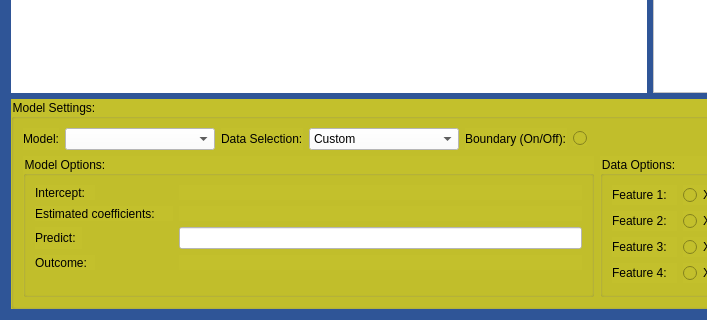
codingWithAndy/Thesis_Project, file Additional Content/QT Designer Screens/freeplayscreenupdatev2(linreg-features).ui: the form before one commit; both pictures show x 0 to 707 and y 450 to 770 of the 1300 by 770 pixel window.
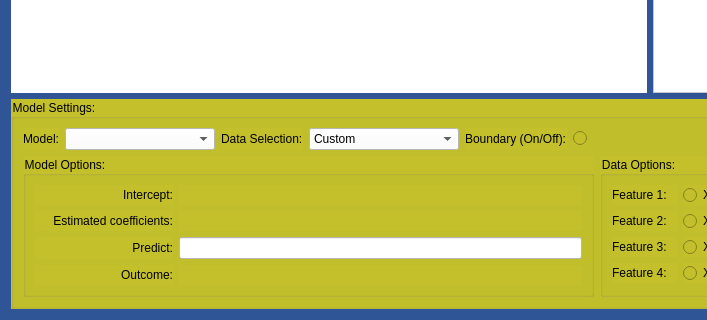
The form after the commit. Icons and pictures are not drawn.

The edit to the form file:
```diff
--- a/Additional Content/QT Designer Screens/freeplayscreenupdatev2(linreg-features).ui
+++ b/Additional Content/QT Designer Screens/freeplayscreenupdatev2(linreg-features).ui
@@ -382,7 +382,7 @@
               </property>
               <layout class="QHBoxLayout" name="horizontalLayout_4">
                <item>
-                <layout class="QFormLayout" name="formLayout_4">
+                <layout class="QGridLayout" name="gridLayout_2">
                  <item row="0" column="0">
                   <widget class="QLabel" name="interceptLabel">
                    <property name="minimumSize">
@@ -400,6 +400,9 @@
                    <property name="text">
                     <string>Intercept:</string>
                    </property>
+                   <property name="alignment">
+                    <set>Qt::AlignRight|Qt::AlignTrailing|Qt::AlignVCenter</set>
+                   </property>
                   </widget>
                  </item>
                  <item row="0" column="1">
@@ -435,6 +438,25 @@
                    <property name="text">
                     <string>Estimated coefficients:</string>
                    </property>
+                   <property name="alignment">
+                    <set>Qt::AlignRight|Qt::AlignTrailing|Qt::AlignVCenter</set>
+                   </property>
+                  </widget>
+                 </item>
+                 <item row="1" column="1">
+                  <widget class="QLabel" name="coefValueLabel">
+                   <property name="minimumSize">
+                    <size>
+                     <width>0</width>
+                     <height>15</height>
+                    </size>
+                   </property>
+                   <property name="text">
+                    <string/>
+                   </property>
+                   <property name="alignment">
+                    <set>Qt::AlignCenter</set>
+                   </property>
                   </widget>
                  </item>
                  <item row="2" column="0">
@@ -454,6 +476,9 @@
                    <property name="text">
                     <string>Predict:</string>
                    </property>
+                   <property name="alignment">
+                    <set>Qt::AlignRight|Qt::AlignTrailing|Qt::AlignVCenter</set>
+                   </property>
                   </widget>
                  </item>
                  <item row="2" column="1">
@@ -495,21 +520,8 @@
                    <property name="text">
                     <string>Outcome:</string>
                    </property>
-                  </widget>
-                 </item>
-                 <item row="1" column="1">
-                  <widget class="QLabel" name="coefValueLabel">
-                   <property name="minimumSize">
-                    <size>
-                     <width>0</width>
-                     <height>15</height>
-                    </size>
-                   </property>
-                   <property name="text">
-                    <string/>
-                   </property>
                    <property name="alignment">
-                    <set>Qt::AlignCenter</set>
+                    <set>Qt::AlignRight|Qt::AlignTrailing|Qt::AlignVCenter</set>
                    </property>
                   </widget>
                  </item>
```
